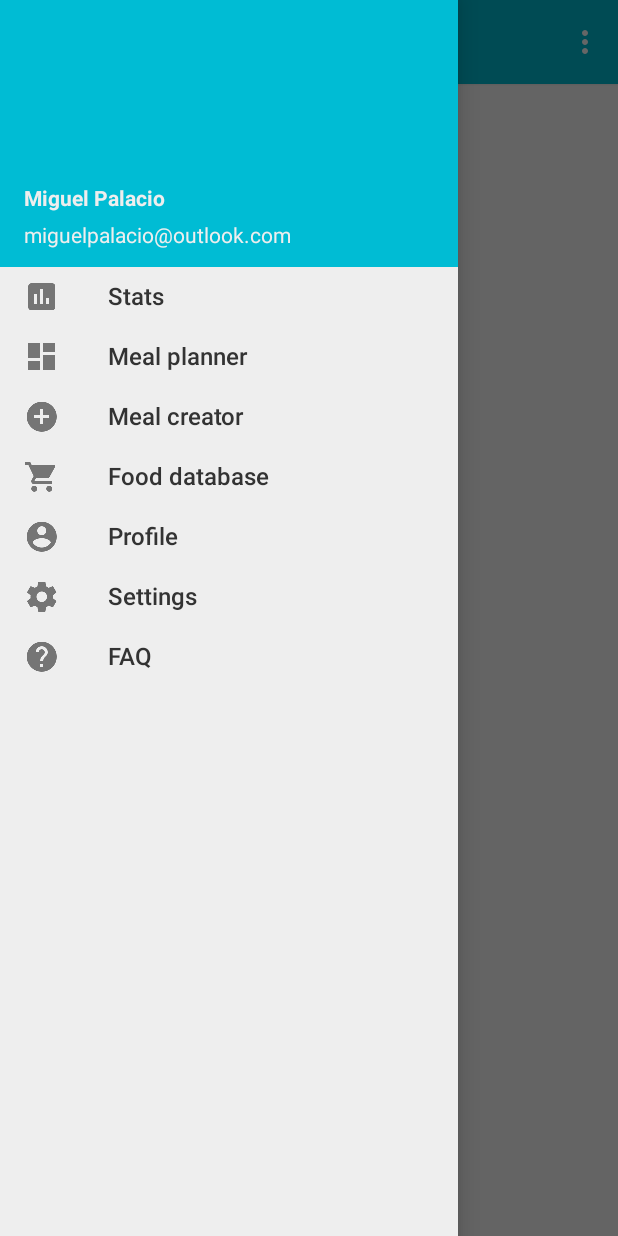
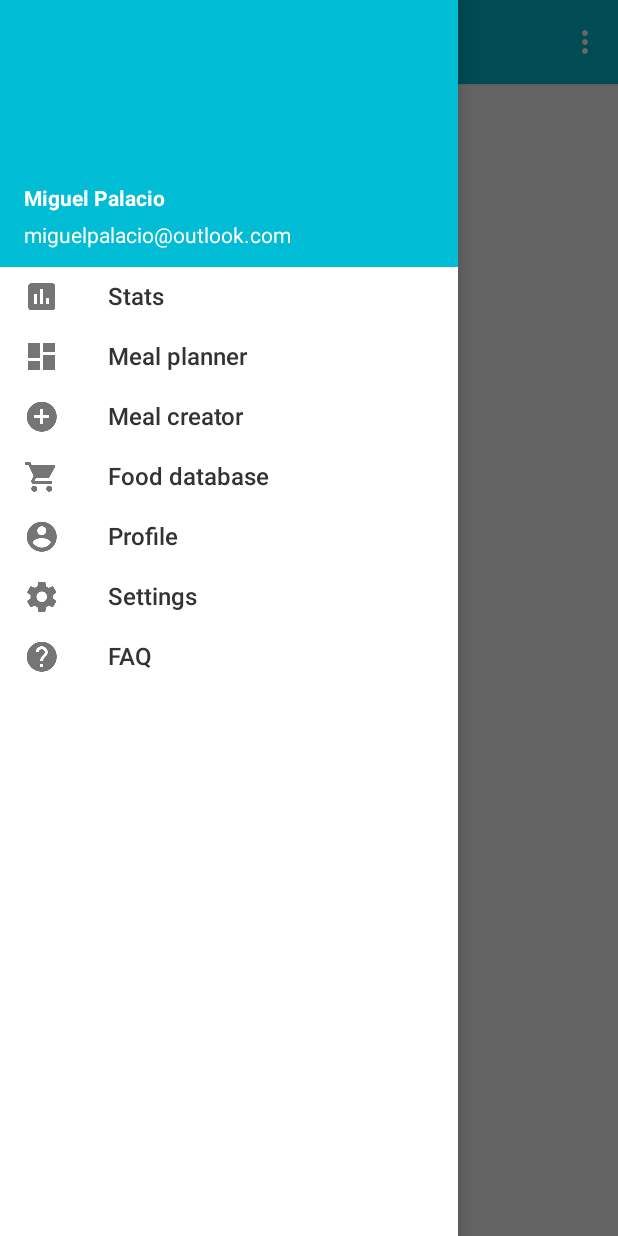
Before and after one commit to miguelpalacio/MyMacros, an Android app: the screen it shows after launch (MainActivity), with the side drawer open, on a phone screen of 412 x 824 dp. Run offline under Robolectric (Android 15) with nearby library versions, the phone set to English and light mode, and no system bars.

```diff
--- a/app/src/main/res/drawable-v21/custom_bg.xml
+++ b/app/src/main/res/drawable-v21/custom_bg.xml
@@ -1,5 +1,5 @@
 <?xml version="1.0" encoding="utf-8"?>
 <ripple xmlns:android="http://schemas.android.com/apk/res/android"
     android:color="?android:attr/colorControlHighlight">
-    <item android:id="@android:id/mask" android:drawable="@color/drawer_background"></item>
+    <item android:id="@android:id/mask" android:drawable="@color/text_background"></item>
 </ripple>
--- a/app/src/main/res/drawable/custom_bg.xml
+++ b/app/src/main/res/drawable/custom_bg.xml
@@ -7,7 +7,7 @@
    </item>
     <item>
         <shape>
-            <solid android:color="@color/drawer_background"/>
+            <solid android:color="@color/text_background"/>
         </shape>
     </item>
 </selector>
--- a/app/src/main/res/layout/activity_main.xml
+++ b/app/src/main/res/layout/activity_main.xml
@@ -37,7 +37,7 @@
         android:layout_height="match_parent"
         android:layout_gravity="start"
         android:elevation="4dp"
-        android:background="@color/drawer_background"
+        android:background="@color/text_background"
         android:fitsSystemWindows="true"
         app:insetForeground="@color/inset_foreground">
 
--- a/app/src/main/res/layout/drawer_header.xml
+++ b/app/src/main/res/layout/drawer_header.xml
@@ -19,7 +19,7 @@
             android:layout_width="wrap_content"
             android:layout_height="wrap_content"
             android:layout_marginLeft="16dp"
-            android:textColor="@color/drawer_background"
+            android:textColor="@color/text_background"
             android:text="Miguel Palacio"
             android:textSize="14sp"
             android:textStyle="bold"/>
@@ -30,7 +30,7 @@
             android:layout_height="wrap_content"
             android:layout_marginLeft="16dp"
             android:layout_marginTop="5dp"
-            android:textColor="@color/drawer_background"
+            android:textColor="@color/text_background"
             android:text="palaciodelgado@gmail.com"
             android:textSize="14sp"
             android:textStyle="normal"/>
--- a/app/src/main/res/values/colors.xml
+++ b/app/src/main/res/values/colors.xml
@@ -2,11 +2,16 @@
 <resources>
     <color name="primary">#00BCD4</color>
     <color name="primary_dark">#0097A7</color>
-    <color name="primary_dark_drawer">#006064</color>
-    <color name="highlight">#00BCD4</color>
-    <color name="accent">#FF4081</color>
+    <color name="primary_light">#B2EBF2</color>
 
-    <color name="drawer_background">#EEEEEE</color>
+    <color name="highlight">#B6B6B6</color>
+    <color name="accent">#7C4DFF</color>
+
+    <color name="primary_text">#212121</color>
+    <color name="secondary_text">#727272</color>
+    <color name="divider">#B6B6B6</color>
+    <color name="text_background">#FFFFFF</color>
+
     <color name="drawer_item_label">#333333</color>
     <color name="inset_foreground">#4000</color>
 </resources>
```
Also changed, not shown: app/src/main/java/com/miguelpalacio/mymacros/MainActivity.java (+1 -7 lines), app/src/main/java/com/miguelpalacio/mymacros/RecyclerItemClickListener.java (+1 -7 lines).
